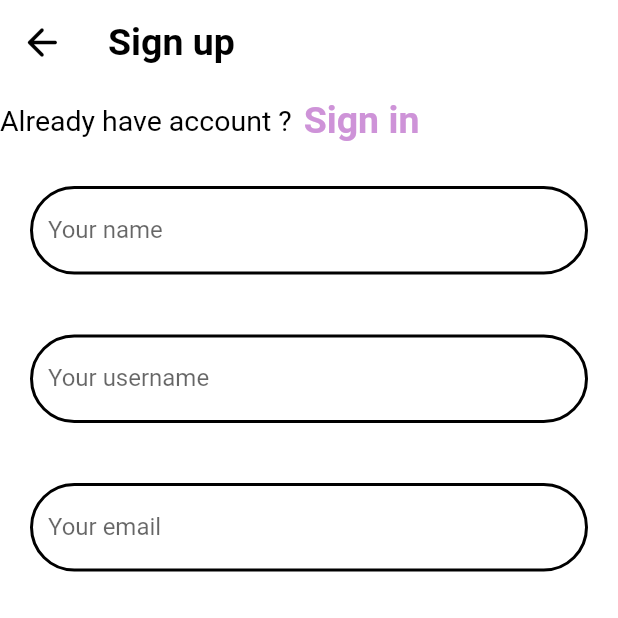
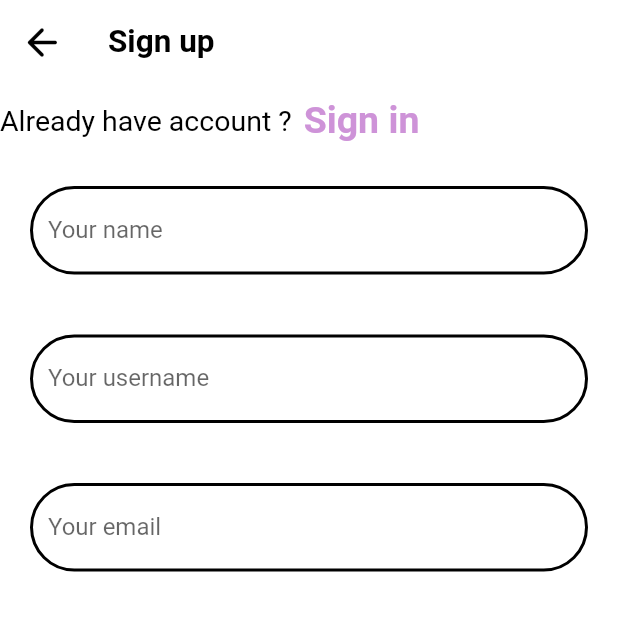
Before and after one commit to cuongceg/front_end_socium, a Flutter app: the SignUp screen opened directly, on a phone screen of 412 x 824 dp, the top half of it. Run offline on Flutter 3.47's test engine with Material 2 defaults, Android fonts, the light colour scheme and no system bars; our stand-ins replace animate_do, badges, chips_choice, cloud_firestore, firebase_auth, firebase_core and 10 more; missing offline and left inert: flutter_facebook_auth, size_config, top_modal_sheet; accounts and stored records are empty; network calls fail.

Commit message:
change fontSize of ConstAppbar

```diff
--- a/lib/const_value.dart
+++ b/lib/const_value.dart
@@ -15,21 +15,22 @@ class Font{
 }
 
 class ConstAppBar{
-  AppBar goBackToLogin(String title){
+  AppBar goBackToLogin(String title) {
     return AppBar(
         backgroundColor: Colors.white,
-      forceMaterialTransparency:true,
+        forceMaterialTransparency: true,
         leading: Builder(
-          builder: (BuildContext context){
+            builder: (BuildContext context) {
               return IconButton(
-                icon:const Icon(Icons.arrow_back_rounded,size: 30,color: Colors.black,),
-                onPressed: (){
-                  Get.to(()=>const Login());
+                  icon: const Icon(
+                    Icons.arrow_back_rounded, size: 30, color: Colors.black,),
+                  onPressed: () {
+                    Get.to(() => const Login());
                   }
               );
             }
         ),
-      title: Text(title,style:Font().headingBlack)
+        title: Text(title, style:GoogleFonts.roboto(fontSize:21,color: Colors.black,fontWeight: FontWeight.bold))
     );
   }
 }
@@ -38,6 +39,7 @@ class ConstValue{
   BorderRadius borderRadius=BorderRadius.circular(40);
   BorderSide borderSidePurple=const BorderSide(color: Colors.deepPurple,width:2.0);
   BorderSide borderSideBlack=const BorderSide(color: Colors.black,width:2.0);
+  EdgeInsets edgeInsets=const EdgeInsets.symmetric(vertical: 60,horizontal: 20);
 }
 
 class ConstWigdet{
```
Lines whose indentation alone changed are shown as unchanged.
